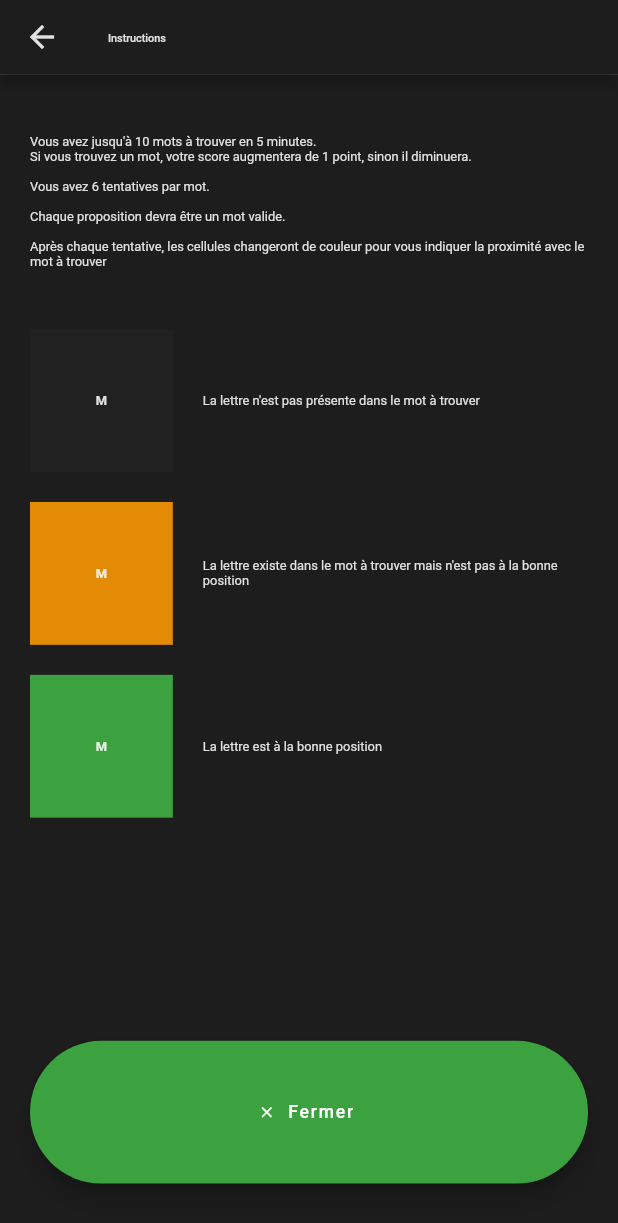
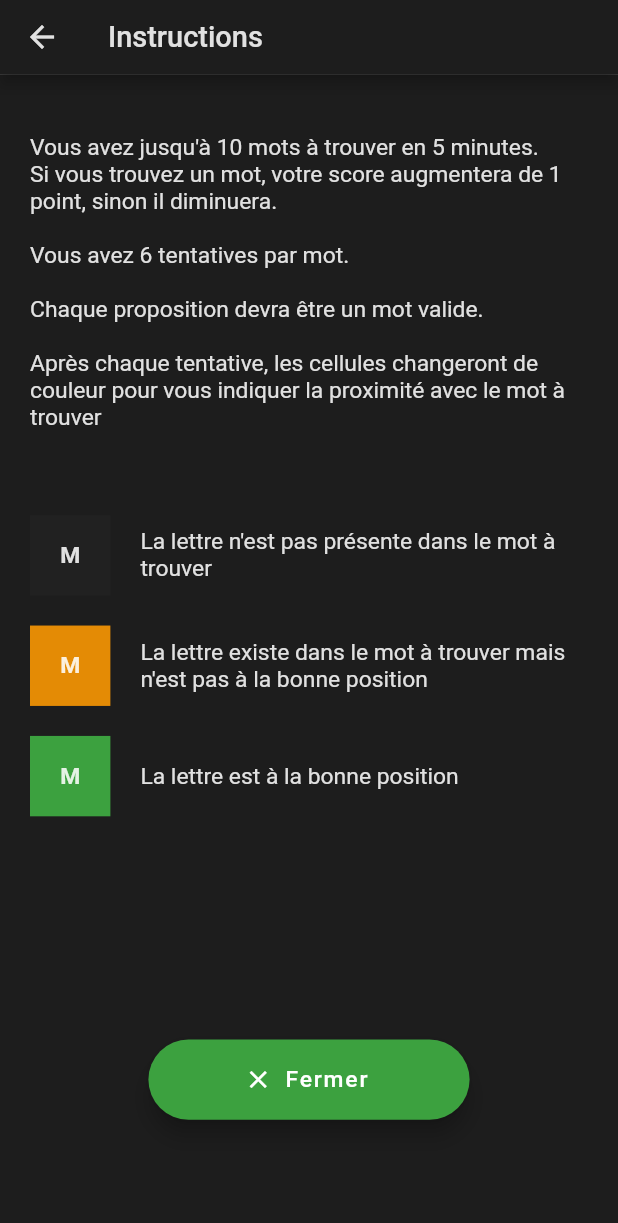
Before and after one commit to lwih/motamot, a Flutter app: the SprintInstructions screen opened directly with empty values, on a phone screen of 412 x 824 dp. Shown: the top 1223 px of the screen. Run offline on Flutter 3.47's test engine with Material 2 defaults, Android fonts, the phone set to English and light mode, and no system bars; our stand-ins replace responsive_sizer, sqflite; accounts and stored records are empty; statements that could not run were skipped.

Commit message:
rework responsive

```diff
--- a/motamot/lib/daily/daily.dart
+++ b/motamot/lib/daily/daily.dart
@@ -166,7 +166,7 @@ class _DailyWordRouteState extends State<DailyWordRoute>
         title: Text(
           'Le mot du jour',
           style: TextStyle(
-            fontSize: 22,
+            fontSize: 18.sp,
           ),
         ),
         backgroundColor: CustomColors.backgroundColor,
--- a/motamot/lib/gameplay/gameplay_manager.dart
+++ b/motamot/lib/gameplay/gameplay_manager.dart
@@ -258,7 +258,7 @@ class _GameplayManagerState extends State<GameplayManager>
               style: TextStyle(
                 color: CustomColors.white,
                 fontWeight: FontWeight.bold,
-                fontSize: 10,
+                fontSize: 16.sp,
               ),
             ),
           ),
--- a/motamot/lib/gameplay/grid/animated_row.dart
+++ b/motamot/lib/gameplay/grid/animated_row.dart
@@ -53,12 +53,12 @@ class AnimatedWordRow extends StatelessWidget {
           ? TextStyle(
               color: CustomColors.hintText,
               fontWeight: FontWeight.bold,
-              fontSize: wordToFind.length > 8 ? 12.sp : 13.sp,
+              fontSize: wordToFind.length > 8 ? 18.sp : 18.sp,
             )
           : TextStyle(
               color: CustomColors.white,
               fontWeight: FontWeight.bold,
-              fontSize: wordToFind.length > 8 ? 12.sp : 13.sp,
+              fontSize: wordToFind.length > 8 ? 18.sp : 18.sp,
             );
       return Container(
         color: animations[i].value,
--- a/motamot/lib/gameplay/grid/grid.dart
+++ b/motamot/lib/gameplay/grid/grid.dart
@@ -46,7 +46,10 @@ class WordGrid extends StatelessWidget {
   @override
   Widget build(BuildContext context) {
     final screenWidth = MediaQuery.of(context).size.width;
-    final cellSize = ((screenWidth - 50) / wordToFind.length) - 10;
+    final cellSize = wordToFind.length > 8
+        ? ((screenWidth - 50) / wordToFind.length)
+        : ((screenWidth - 50) / wordToFind.length) -
+            5; // VERIFY - it was -10 before
     return Padding(
       padding: const EdgeInsets.only(
         top: 10,
--- a/motamot/lib/gameplay/grid/row.dart
+++ b/motamot/lib/gameplay/grid/row.dart
@@ -57,7 +57,7 @@ class WordRow extends StatelessWidget {
             color: getColor(wordToFind, word, letter, i),
             text: letter.toUpperCase(),
             size: size,
-            fontSize: wordToFind.length > 8 ? 12.sp : 13.sp,
+            fontSize: wordToFind.length > 8 ? 16.sp : 18.sp,
           ),
         );
       }).toList(),
--- a/motamot/lib/gameplay/keyboard/keyboard.dart
+++ b/motamot/lib/gameplay/keyboard/keyboard.dart
@@ -59,7 +59,7 @@ class Keyboard extends StatelessWidget {
                             width:
                                 ((MediaQuery.of(context).size.width / 10) - 2) *
                                     2,
-                            height: 40.sp - 2,
+                            height: 30.sp - 2,
                             child: IconButton(
                               splashRadius: 22,
                               splashColor: Colors.white,
@@ -69,7 +69,7 @@ class Keyboard extends StatelessWidget {
                                   key == 'delete' ? 'KeyDelete' : 'KeyEnter'),
                               icon: Icon(
                                 key == 'delete' ? Icons.backspace : Icons.check,
-                                size: 14.sp,
+                                size: 18.sp,
                               ),
                               onPressed: () => chooseKey(key),
                             ),
@@ -82,7 +82,7 @@ class Keyboard extends StatelessWidget {
                         child: Container(
                           padding: const EdgeInsets.all(1),
                           width: (MediaQuery.of(context).size.width / 10) - 2,
-                          height: 40.sp,
+                          height: 30.sp,
                           child: Keystroke(
                             background: getKeyColor(key),
                             onPressed: () => chooseKey(key),
--- a/motamot/lib/gameplay/keyboard/keystoke.dart
+++ b/motamot/lib/gameplay/keyboard/keystoke.dart
@@ -22,7 +22,7 @@ class Keystroke extends StatelessWidget {
         child: Text(
           keyStroke.toUpperCase(),
           style: TextStyle(
-            fontSize: 12.sp,
+            fontSize: 16.sp,
           ),
         ),
       ),
--- a/motamot/lib/home/home_sprint_card.dart
+++ b/motamot/lib/home/home_sprint_card.dart
@@ -85,8 +85,8 @@ class HomeSprintCard extends StatelessWidget {
                     disabled: false),
               ),
             );
-          } else if (!isSunday(DateTime.now())) {
-            return const DefaultSprintCard();
+            // } else if (!isSunday(DateTime.now())) {
+            //   return const DefaultSprintCard();
           } else if (sprint != null) {
             return Center(
               child: Padding(
--- a/motamot/lib/sprint/sprint_instructions.dart
+++ b/motamot/lib/sprint/sprint_instructions.dart
@@ -24,7 +24,7 @@ class SprintInstructions extends StatelessWidget {
         title: Text(
           'Instructions',
           style: TextStyle(
-            fontSize: 11.sp,
+            fontSize: 18.sp,
             color: CustomColors.white,
           ),
         ),
@@ -55,7 +55,7 @@ Après chaque tentative, les cellules changeront de couleur pour vous indiquer l
 
 """,
                     style: TextStyle(
-                      fontSize: 12.sp,
+                      fontSize: 16.sp,
                       color: CustomColors.white,
                       overflow: TextOverflow.visible,
                       decoration: TextDecoration.none,
@@ -74,8 +74,8 @@ Après chaque tentative, les cellules changeront de couleur pour vous indiquer l
                           Cell(
                             color: CustomColors.notInWord,
                             text: 'M',
-                            size: 40.sp,
-                            fontSize: 12.sp,
+                            size: 30.sp,
+                            fontSize: 16.sp,
                           ),
                           Flexible(
                             flex: 1,
@@ -84,7 +84,7 @@ Après chaque tentative, les cellules changeront de couleur pour vous indiquer l
                               child: Text(
                                 "La lettre n'est pas présente dans le mot à trouver",
                                 style: TextStyle(
-                                  fontSize: 12.sp,
+                                  fontSize: 16.sp,
                                   color: CustomColors.white,
                                   decoration: TextDecoration.none,
                                   fontWeight: FontWeight.normal,
@@ -106,8 +106,8 @@ Après chaque tentative, les cellules changeront de couleur pour vous indiquer l
                           Cell(
                             color: CustomColors.wrongPosition,
                             text: 'M',
-                            size: 40.sp,
-                            fontSize: 12.sp,
+                            size: 30.sp,
+                            fontSize: 16.sp,
                           ),
                           Flexible(
                             flex: 1,
@@ -116,7 +116,7 @@ Après chaque tentative, les cellules changeront de couleur pour vous indiquer l
                               child: Text(
                                 "La lettre existe dans le mot à trouver mais n'est pas à la bonne position",
                                 style: TextStyle(
-                                  fontSize: 12.sp,
+                                  fontSize: 16.sp,
                                   color: CustomColors.white,
                                   overflow: TextOverflow.visible,
                                   decoration: TextDecoration.none,
@@ -139,8 +139,8 @@ Après chaque tentative, les cellules changeront de couleur pour vous indiquer l
                           Cell(
                             color: CustomColors.rightPosition,
                             text: 'M',
-                            size: 40.sp,
-                            fontSize: 12.sp,
+                            size: 30.sp,
+                            fontSize: 16.sp,
                           ),
                           Flexible(
                             flex: 1,
@@ -149,7 +149,7 @@ Après chaque tentative, les cellules changeront de couleur pour vous indiquer l
                               child: Text(
                                 'La lettre est à la bonne position',
                                 style: TextStyle(
-                                  fontSize: 12.sp,
+                                  fontSize: 16.sp,
                                   color: CustomColors.white,
                                   overflow: TextOverflow.visible,
                                   decoration: TextDecoration.none,
@@ -166,21 +166,21 @@ Après chaque tentative, les cellules changeront de couleur pour vous indiquer l
                 Padding(
                   padding: EdgeInsets.only(top: 50.sp),
                   child: SizedBox(
-                    height: 40.sp,
-                    width: 100.sp,
+                    height: 30.sp,
+                    width: 60.sp,
                     child: FloatingActionButton.extended(
                       key: const Key('InstructionsCloseButton'),
                       label: Text(
                         "Fermer",
                         style: TextStyle(
-                          fontSize: 14.sp,
+                          fontSize: 16.sp,
                         ),
                       ),
                       backgroundColor: CustomColors.rightPosition,
                       onPressed: onClose,
                       icon: Icon(
                         Icons.close,
-                        size: 14.sp,
+                        size: 18.sp,
                       ),
                     ),
                   ),
```
Also changed, not shown: motamot/lib/daily/daily_instructions.dart (+15 -15 lines), motamot/lib/sprint/sprint.dart (+11 -11 lines), motamot/lib/ui/button/card_button.dart (+5 -5 lines), 2 other files.
